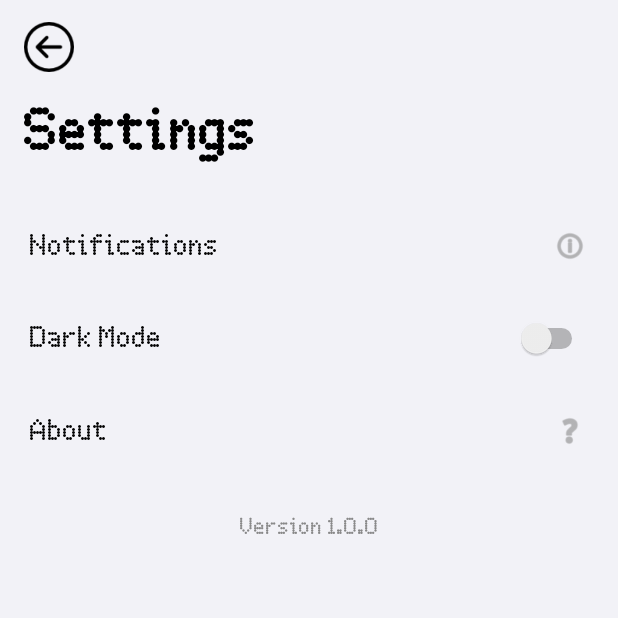
After one commit to amriths04/NothingToDo, an Android app: the SettingsActivity screen opened directly, with no data from a screen before it, on a phone screen of 412 x 824 dp, the top half of it. The commit adds this screen. Run offline under Robolectric (Android 15) with nearby library versions, the phone set to English and light mode, and no system bars.

Commit message:
Settings Page Doing

```diff
--- a/app/src/main/AndroidManifest.xml
+++ b/app/src/main/AndroidManifest.xml
@@ -21,6 +21,7 @@
                 <category android:name="android.intent.category.LAUNCHER" />
             </intent-filter>
         </activity>
+        <activity android:name=".SettingsActivity" />
     </application>
 
 </manifest>
--- /dev/null
+++ b/app/src/main/java/com/example/nothingtasks/SettingsActivity.java
@@ -0,0 +1,43 @@
+package com.example.nothingtasks;
+
+import android.os.Bundle;
+import android.view.MenuItem;
+
+import androidx.activity.EdgeToEdge;
+import androidx.appcompat.app.AppCompatActivity;
+import androidx.appcompat.app.AppCompatDelegate;
+import androidx.core.graphics.Insets;
+import androidx.core.view.ViewCompat;
+import androidx.core.view.WindowInsetsCompat;
+
+public class SettingsActivity extends AppCompatActivity {
+
+
+    @Override
+    protected void onCreate(Bundle savedInstanceState) {
+        super.onCreate(savedInstanceState);
+        EdgeToEdge.enable(this);
+        AppCompatDelegate.setDefaultNightMode(AppCompatDelegate.MODE_NIGHT_NO);
+        setContentView(R.layout.activity_settings);
+
+        ViewCompat.setOnApplyWindowInsetsListener(findViewById(R.id.settingsRoot), (v, insets) -> {
+            Insets systemBars = insets.getInsets(WindowInsetsCompat.Type.systemBars());
+            v.setPadding(systemBars.left, systemBars.top + 16, systemBars.right, systemBars.bottom);
+            return insets;
+        });
+
+        // Back button click listener
+        findViewById(R.id.backButton).setOnClickListener(v -> finish());
+    }
+
+
+    // Handle back arrow press
+    @Override
+    public boolean onOptionsItemSelected(MenuItem item) {
+        if (item.getItemId() == android.R.id.home) {
+            finish(); // Close activity
+            return true;
+        }
+        return super.onOptionsItemSelected(item);
+    }
+}
--- /dev/null
+++ b/app/src/main/res/layout/activity_settings.xml
@@ -0,0 +1,141 @@
+<?xml version="1.0" encoding="utf-8"?>
+<ScrollView xmlns:android="http://schemas.android.com/apk/res/android"
+    android:id="@+id/settingsRoot"
+    android:layout_width="match_parent"
+    android:layout_height="match_parent"
+    android:background="#F2F2F7"
+    android:fillViewport="true">
+
+    <LinearLayout
+        android:layout_width="match_parent"
+        android:layout_height="wrap_content"
+        android:orientation="vertical"
+        android:paddingStart="16dp"
+        android:paddingEnd="16dp"
+        android:paddingBottom="16dp">
+
+        <!-- Back Button -->
+        <ImageButton
+            android:id="@+id/backButton"
+            android:layout_width="33dp"
+            android:layout_height="33dp"
+            android:layout_marginBottom="20dp"
+            android:layout_marginTop="4dp"
+            android:layout_gravity="start"
+            android:background="@android:color/transparent"
+            android:src="@drawable/back"
+            android:contentDescription="Back"
+            android:tint="#000000"
+            android:scaleType="fitCenter" />
+
+
+        <!-- Title -->
+        <TextView
+            android:id="@+id/settingsTitle"
+            android:layout_width="wrap_content"
+            android:layout_height="wrap_content"
+            android:text="Settings"
+            android:textSize="35sp"
+            android:textStyle="bold"
+            android:textColor="#000000"
+            android:fontFamily="@font/nf"
+            android:layout_marginBottom="32dp" />
+
+        <!-- Notifications Option -->
+        <LinearLayout
+            android:layout_width="match_parent"
+            android:layout_height="wrap_content"
+            android:orientation="horizontal"
+            android:gravity="center_vertical"
+            android:clickable="true"
+            android:focusable="true"
+            android:paddingVertical="12dp"
+            android:paddingStart="4dp"
+            android:paddingEnd="4dp">
+
+            <TextView
+                android:layout_width="0dp"
+                android:layout_weight="1"
+                android:layout_height="wrap_content"
+                android:text="Notifications"
+                android:textSize="18sp"
+                android:textColor="#000000"
+                android:fontFamily="@font/nf" />
+
+            <ImageView
+                android:layout_width="24dp"
+                android:layout_height="24dp"
+                android:src="@android:drawable/ic_menu_info_details"
+                android:tint="#888888" />
+        </LinearLayout>
+
+        <!-- Dark Mode Toggle -->
+        <LinearLayout
+            android:layout_width="match_parent"
+            android:layout_height="wrap_content"
+            android:orientation="horizontal"
+            android:gravity="center_vertical"
+            android:clickable="true"
+            android:focusable="true"
+            android:paddingVertical="12dp"
+            android:paddingStart="4dp"
+            android:paddingEnd="4dp"
+            android:layout_marginTop="12dp">
+
+            <TextView
+                android:layout_width="0dp"
+                android:layout_weight="1"
+                android:layout_height="wrap_content"
+                android:text="Dark Mode"
+                android:textSize="18sp"
+                android:textColor="#000000"
+                android:fontFamily="@font/nf" />
+
+            <Switch
+                android:id="@+id/darkModeSwitch"
+                android:layout_width="wrap_content"
+                android:layout_height="wrap_content" />
+        </LinearLayout>
+
+        <!-- About Option -->
+        <LinearLayout
+            android:layout_width="match_parent"
+            android:layout_height="wrap_content"
+            android:orientation="horizontal"
+            android:gravity="center_vertical"
+            android:clickable="true"
+            android:focusable="true"
+            android:paddingVertical="12dp"
+            android:paddingStart="4dp"
+            android:paddingEnd="4dp"
+            android:layout_marginTop="12dp">
+
+            <TextView
+                android:layout_width="0dp"
+                android:layout_weight="1"
+                android:layout_height="wrap_content"
+                android:text="About"
+                android:textSize="18sp"
+                android:textColor="#000000"
+                android:fontFamily="@font/nf" />
+
+            <ImageView
+                android:layout_width="24dp"
+                android:layout_height="24dp"
+                android:src="@android:drawable/ic_menu_help"
+                android:tint="#888888" />
+        </LinearLayout>
+
+        <!-- Version Info -->
+        <TextView
+            android:id="@+id/versionText"
+            android:layout_width="match_parent"
+            android:layout_height="wrap_content"
+            android:text="Version 1.0.0"
+            android:textColor="#888888"
+            android:textSize="14sp"
+            android:gravity="center"
+            android:layout_marginTop="32dp"
+            android:fontFamily="@font/nf" />
+    </LinearLayout>
+</ScrollView>
```
Also changed, not shown: app/src/main/java/com/example/nothingtasks/MainActivity.java (+8 -0 lines), app/src/main/res/drawable/settings_item_background.xml (added, +9 -0 lines), app/src/main/res/layout/activity_main.xml (+47 -8 lines), app/src/main/res/layout/list_item.xml (+41 -23 lines), app/src/main/res/drawable/back.png (added).
